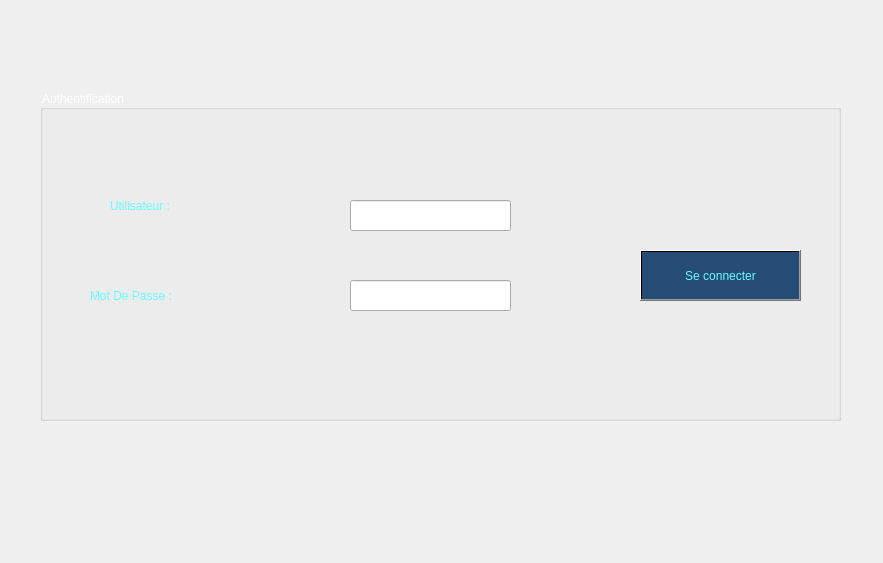
This is gestion_Citoyen_Recompense/login.ui in ahmedbalti/Tunisian-Smart-Police-Station as Qt 5 draws it before an edit. The edited form follows.
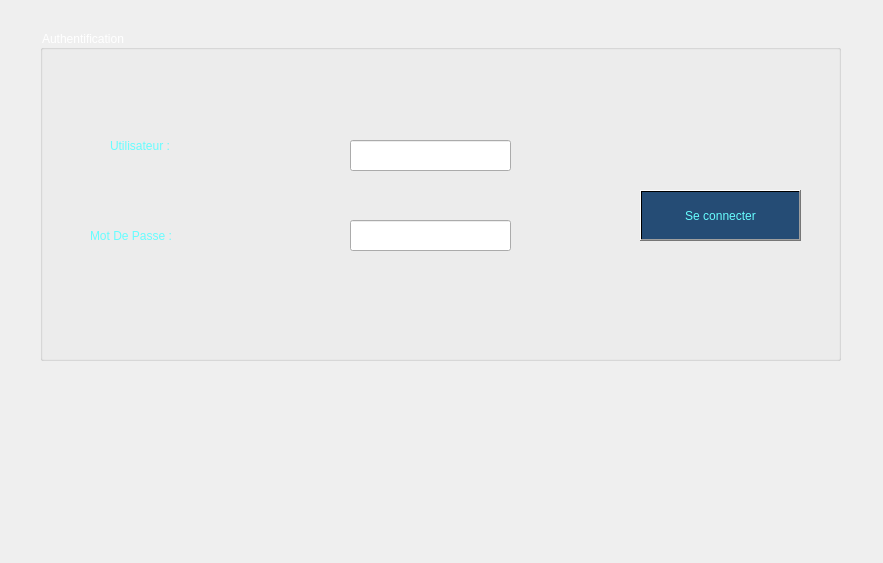
This is the edited form. Icons and pictures are not drawn.

```diff
--- a/gestion_Citoyen_Recompense/login.ui
+++ b/gestion_Citoyen_Recompense/login.ui
@@ -34,7 +34,7 @@
     <property name="geometry">
      <rect>
       <x>40</x>
-      <y>90</y>
+      <y>30</y>
       <width>801</width>
       <height>331</height>
      </rect>
```
